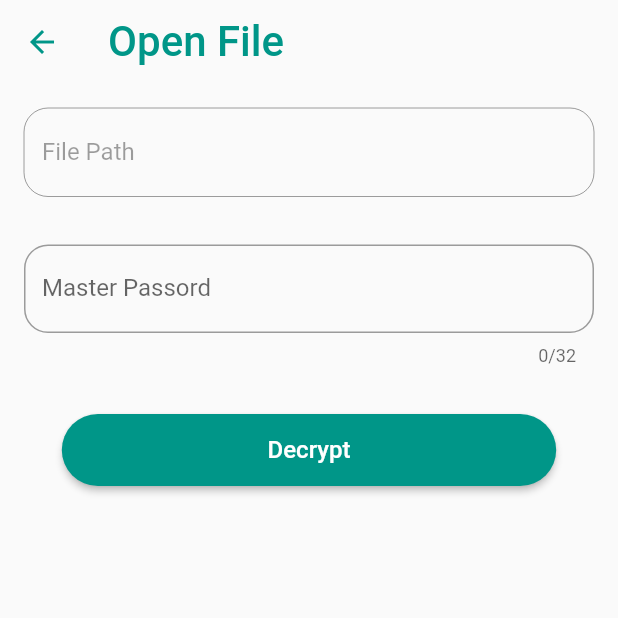
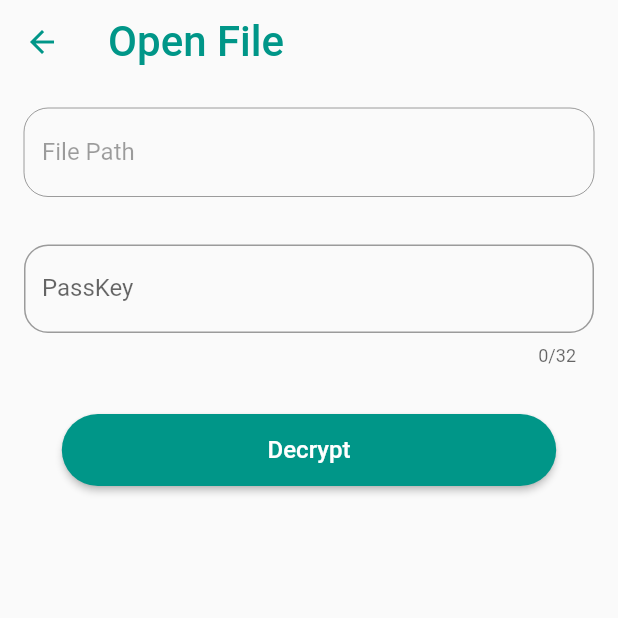
Before and after one commit to 4wangyu/passkey, a Flutter app: the DecryptPage screen opened directly with empty values, on a phone screen of 412 x 824 dp, the top half of it. Run offline on Flutter 3.47's test engine with Material 2 defaults, Android fonts, the phone set to English and light mode, and no system bars; missing offline and left inert: encrypt, file_chooser; Roboto replaces fonts that are missing (Subtitle, Title).

```diff
--- a/lib/provider/password_provider.dart
+++ b/lib/provider/password_provider.dart
@@ -5,6 +5,18 @@ import 'package:passkey/model/password_model.dart';
 
 class PasswordProvider with ChangeNotifier {
   Map<String, Password> _passwordMap = new Map();
+  String _fileName;
+  String filePath;
+  String passkey;
+
+  String getFileName() {
+    return _fileName;
+  }
+
+  void setFileName(String fn) {
+    _fileName = fn;
+    notifyListeners();
+  }
 
   void loadPasswords(String pwdsStr) {
     List<dynamic> pwds = jsonDecode(pwdsStr);
--- a/lib/screens/decrypt.dart
+++ b/lib/screens/decrypt.dart
@@ -17,13 +17,13 @@ class DecryptPage extends StatefulWidget {
 
 class _DecryptPageState extends State<DecryptPage> {
   TextEditingController filePathController;
-  TextEditingController masterPassController;
+  TextEditingController passkeyController;
 
   @override
   void initState() {
     super.initState();
     filePathController = TextEditingController(text: widget.filePath);
-    masterPassController = TextEditingController();
+    passkeyController = TextEditingController();
   }
 
   @override
@@ -68,11 +68,11 @@ class _DecryptPageState extends State<DecryptPage> {
                 obscureText: true,
                 maxLength: 32,
                 decoration: InputDecoration(
-                    labelText: "Master Passord",
+                    labelText: "PassKey",
                     labelStyle: TextStyle(fontFamily: "Subtitle"),
                     border: OutlineInputBorder(
                         borderRadius: BorderRadius.circular(16))),
-                controller: masterPassController,
+                controller: passkeyController,
               ),
             ),
             Padding(
@@ -88,7 +88,7 @@ class _DecryptPageState extends State<DecryptPage> {
                     String contents = file.readAsStringSync();
                     final encrypted = decrypt.Encrypted.fromBase64(contents);
                     final key = decrypt.Key.fromUtf8(
-                        masterPassController.text.padRight(32));
+                        passkeyController.text.padRight(32));
                     final decrypter = decrypt.Encrypter(decrypt.AES(key));
                     final decrypted = decrypter.decrypt(encrypted,
                         iv: decrypt.IV.fromLength(16));
--- a/lib/screens/home.dart
+++ b/lib/screens/home.dart
@@ -3,7 +3,7 @@ import 'dart:math';
 import 'package:file_chooser/file_chooser.dart';
 import 'package:flutter/material.dart';
 import 'package:passkey/screens/decrypt.dart';
-import 'package:passkey/screens/list.dart';
+import 'package:passkey/screens/encrypt.dart';
 
 class HomePage extends StatefulWidget {
   @override
@@ -61,7 +61,7 @@ class _HomePageState extends State<HomePage> {
                     iconSize: iconSize,
                     onPressed: () {
                       Navigator.of(context).push(MaterialPageRoute(
-                          builder: (BuildContext context) => ListPage()));
+                          builder: (BuildContext context) => EncryptPage()));
                     },
                   ),
                   Text(
```
Also changed, not shown: lib/screens/encrypt.dart (+54 -12 lines).
